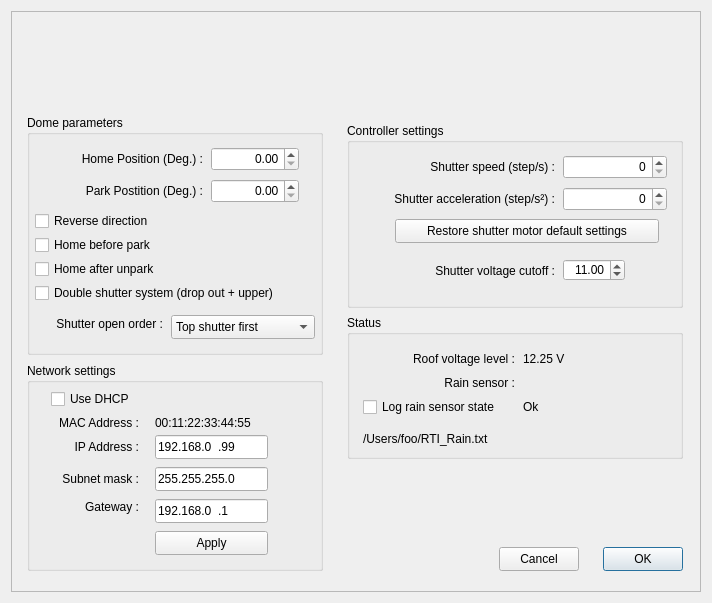
rpineau/RTI-RoR, file RTI-RoR.ui: the form before one commit.
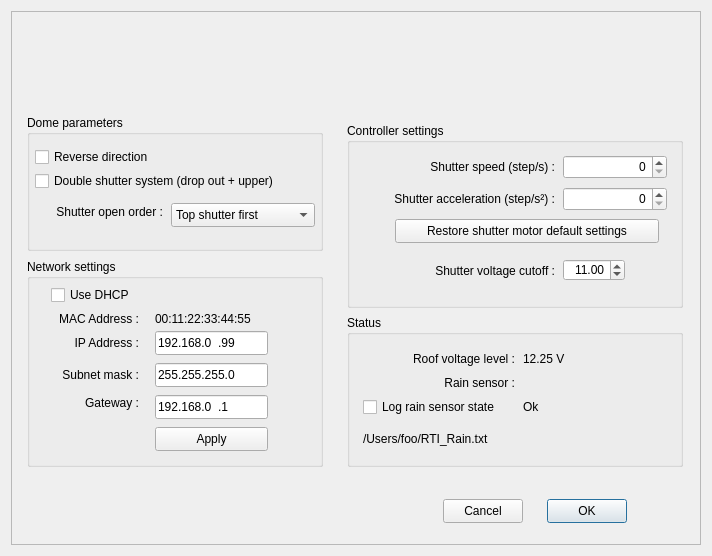
The form after the commit. Icons and pictures are not drawn. Custom widgets are drawn as their Qt base class.

The edit to the form file:
```diff
--- a/RTI-RoR.ui
+++ b/RTI-RoR.ui
@@ -7,19 +7,19 @@
     <x>0</x>
     <y>0</y>
     <width>712</width>
-    <height>603</height>
+    <height>556</height>
    </rect>
   </property>
   <property name="minimumSize">
    <size>
     <width>712</width>
-    <height>0</height>
+    <height>556</height>
    </size>
   </property>
   <property name="maximumSize">
    <size>
     <width>712</width>
-    <height>700</height>
+    <height>556</height>
    </size>
   </property>
   <property name="windowTitle">
@@ -58,30 +58,17 @@
         <x>16</x>
         <y>104</y>
         <width>296</width>
-        <height>240</height>
+        <height>136</height>
        </rect>
       </property>
       <property name="title">
        <string>Dome parameters</string>
       </property>
-      <widget class="QCheckBox" name="homeOnUnpark">
-       <property name="geometry">
-        <rect>
-         <x>8</x>
-         <y>144</y>
-         <width>140</width>
-         <height>20</height>
-        </rect>
-       </property>
-       <property name="text">
-        <string>Home after unpark</string>
-       </property>
-      </widget>
       <widget class="QCheckBox" name="needReverse">
        <property name="geometry">
         <rect>
          <x>8</x>
-         <y>96</y>
+         <y>32</y>
          <width>132</width>
          <height>20</height>
         </rect>
@@ -90,88 +77,11 @@
         <string>Reverse direction</string>
        </property>
       </widget>
-      <widget class="QCheckBox" name="homeOnPark">
-       <property name="geometry">
-        <rect>
-         <x>8</x>
-         <y>120</y>
-         <width>136</width>
-         <height>20</height>
-        </rect>
-       </property>
-       <property name="text">
-        <string>Home before park</string>
-       </property>
-      </widget>
-      <widget class="QLabel" name="label_2">
-       <property name="geometry">
-        <rect>
-         <x>16</x>
-         <y>32</y>
-         <width>160</width>
-         <height>24</height>
-        </rect>
-       </property>
-       <property name="text">
-        <string>Home Position (Deg.) :</string>
-       </property>
-       <property name="alignment">
-        <set>Qt::AlignRight|Qt::AlignTrailing|Qt::AlignVCenter</set>
-       </property>
-      </widget>
-      <widget class="QDoubleSpinBox" name="homePosition">
-       <property name="geometry">
-        <rect>
-         <x>184</x>
-         <y>32</y>
-         <width>88</width>
-         <height>24</height>
-        </rect>
-       </property>
-       <property name="alignment">
-        <set>Qt::AlignRight|Qt::AlignTrailing|Qt::AlignVCenter</set>
-       </property>
-       <property name="maximum">
-        <double>359.990000000000009</double>
-       </property>
-      </widget>
-      <widget class="QLabel" name="label_3">
-       <property name="geometry">
-        <rect>
-         <x>32</x>
-         <y>64</y>
-         <width>144</width>
-         <height>24</height>
-        </rect>
-       </property>
-       <property name="text">
-        <string>Park Postition (Deg.) :</string>
-       </property>
-       <property name="alignment">
-        <set>Qt::AlignRight|Qt::AlignTrailing|Qt::AlignVCenter</set>
-       </property>
-      </widget>
-      <widget class="QDoubleSpinBox" name="parkPosition">
-       <property name="geometry">
-        <rect>
-         <x>184</x>
-         <y>64</y>
-         <width>88</width>
-         <height>24</height>
-        </rect>
-       </property>
-       <property name="alignment">
-        <set>Qt::AlignRight|Qt::AlignTrailing|Qt::AlignVCenter</set>
-       </property>
-       <property name="maximum">
-        <double>359.990000000000009</double>
-       </property>
-      </widget>
       <widget class="QCheckBox" name="checkBox_3">
        <property name="geometry">
         <rect>
          <x>8</x>
-         <y>168</y>
+         <y>56</y>
          <width>280</width>
          <height>20</height>
         </rect>
@@ -184,7 +94,7 @@
        <property name="geometry">
         <rect>
          <x>144</x>
-         <y>200</y>
+         <y>88</y>
          <width>144</width>
          <height>24</height>
         </rect>
@@ -204,7 +114,7 @@
        <property name="geometry">
         <rect>
          <x>8</x>
-         <y>197</y>
+         <y>85</y>
          <width>128</width>
          <height>24</height>
         </rect>
@@ -364,8 +274,8 @@
      <widget class="QPushButton" name="pushButtonCancel">
       <property name="geometry">
        <rect>
-        <x>488</x>
-        <y>536</y>
+        <x>432</x>
+        <y>488</y>
         <width>80</width>
         <height>24</height>
        </rect>
@@ -377,8 +287,8 @@
      <widget class="QPushButton" name="pushButtonOK">
       <property name="geometry">
        <rect>
-        <x>592</x>
-        <y>536</y>
+        <x>536</x>
+        <y>488</y>
         <width>80</width>
         <height>24</height>
        </rect>
@@ -396,7 +306,7 @@
         <x>336</x>
         <y>304</y>
         <width>336</width>
-        <height>144</height>
+        <height>152</height>
        </rect>
       </property>
       <property name="title">
@@ -494,7 +404,7 @@
       <property name="geometry">
        <rect>
         <x>16</x>
-        <y>352</y>
+        <y>248</y>
         <width>296</width>
         <height>208</height>
        </rect>
```
